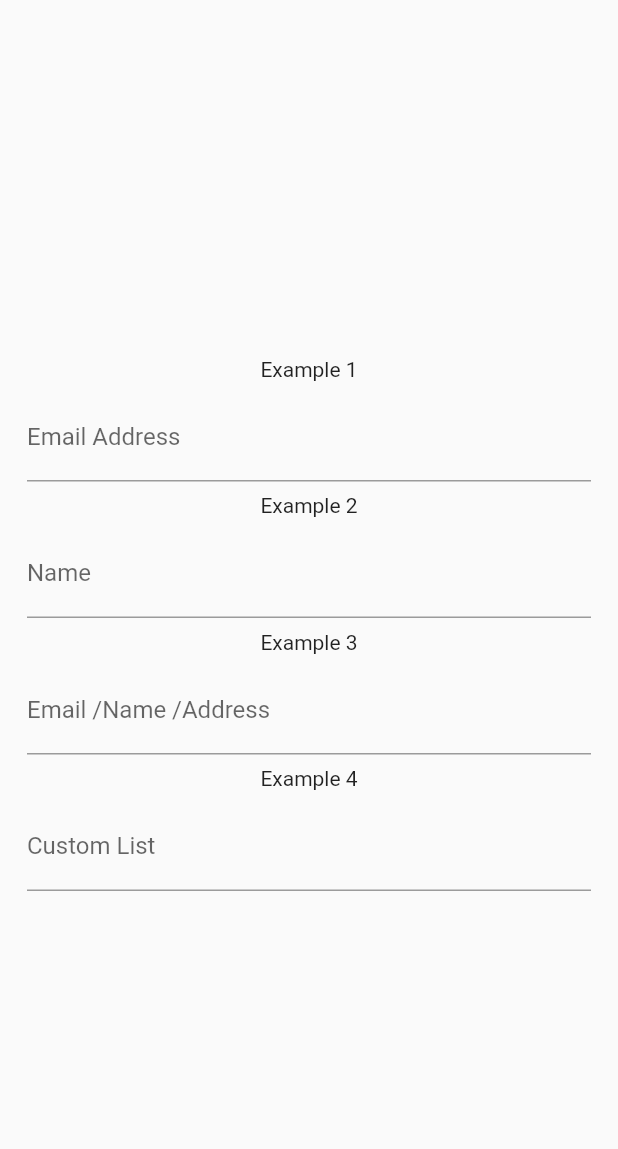
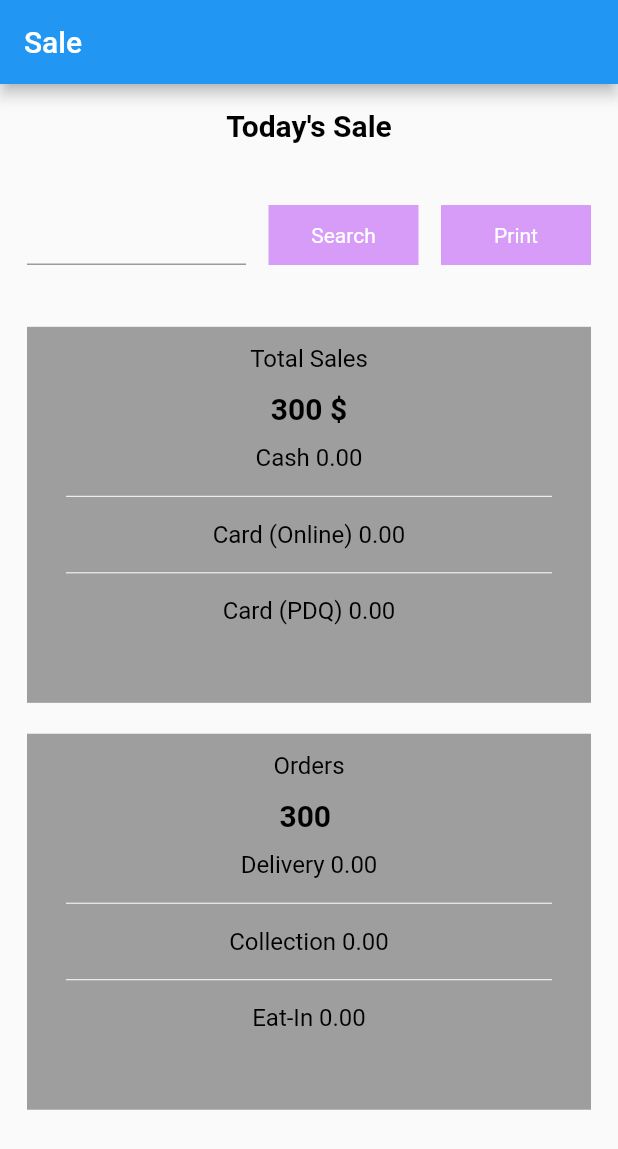
Before and after one commit to flutter-wings304/flutter_wings_Website, a Flutter app: the screen it shows after launch, on a phone screen of 412 x 824 dp. Shown: the top 1149 px of the screen. Run offline on Flutter 3.47's test engine with Material 2 defaults, Android fonts, the phone set to English and light mode, and no system bars; our stand-ins replace flutter_dotenv; missing offline and left inert: syncfusion_flutter_pdfviewer.

Commit message:
NEW SCREEN

```diff
--- a/lib/main.dart
+++ b/lib/main.dart
@@ -5,6 +5,7 @@ import 'package:flutter_wings_website/welcome.dart';
 
 import 'autufillhints.dart';
 import 'listequals.dart';
+import 'new_screen.dart';
 
 Future main() async {
    await dotenv.load(fileName: "lib/.env");
@@ -31,7 +32,7 @@ class MyApp extends StatelessWidget {
         // is not restarted.
         primarySwatch: Colors.blue,
       ),
-      home: const AutoFillHintsScreen(),
+      home: const ViewSaleScreen(),
     );
   }
 }
--- /dev/null
+++ b/lib/new_screen.dart
@@ -0,0 +1,153 @@
+import 'package:flutter/material.dart';
+import 'package:intl/intl.dart';
+
+class ViewSaleScreen extends StatefulWidget {
+  const ViewSaleScreen({Key? key}) : super(key: key);
+
+  @override
+  State<ViewSaleScreen> createState() => _ViewSaleScreenState();
+}
+
+class _ViewSaleScreenState extends State<ViewSaleScreen> {
+  TextEditingController dateController = TextEditingController();
+  @override
+  Widget build(BuildContext context) {
+    Size size = MediaQuery.of(context).size;
+    return Scaffold(
+      appBar: AppBar(title: const Text("Sale")),
+      body: Padding(
+        padding: const EdgeInsets.symmetric(horizontal: 18.0),
+        child: Column(children: [
+          SizedBox(
+            height: size.height * 0.02,
+          ),
+          Text("Today's Sale", style: textStyle2),
+          SizedBox(
+            height: size.height * 0.05,
+          ),
+          Row(
+            mainAxisAlignment: MainAxisAlignment.center,
+            mainAxisSize: MainAxisSize.min,
+            children: [
+              Expanded(
+                  child: SizedBox(
+                      height: 40,
+                      child: TextFormField(
+                        controller: dateController,
+                        readOnly: true,
+                        onTap: () {
+                          showDatePicker(
+                                  context: context,
+                                  initialDate: DateTime.now(),
+                                  firstDate: DateTime(2010),
+                                  lastDate: DateTime(2050))
+                              .then((value) {
+                            dateController.text = DateFormat("dd-mm-yyyy")
+                                .format(value ?? DateTime.now());
+                          });
+                        },
+                      ))),
+              const SizedBox(
+                width: 15,
+              ),
+              button("Search"),
+              const SizedBox(
+                width: 15,
+              ),
+              button("Print")
+            ],
+          ),
+          SizedBox(
+            height: size.height * 0.05,
+          ),
+          Expanded(
+            child: GridView(
+              gridDelegate: SliverGridDelegateWithMaxCrossAxisExtent(
+                  childAspectRatio: 3 / 2,
+                  crossAxisSpacing: size.width * 0.06,
+                  mainAxisSpacing: size.width * 0.05,
+                  maxCrossAxisExtent: size.width),
+              children: [
+                Container(
+                  color: Colors.grey,
+                  child: Padding(
+                    padding: const EdgeInsets.fromLTRB(18.0, 12, 18, 30),
+                    child: Column(
+                      children: [
+                        Text("Total Sales", style: textStyle),
+                        Padding(
+                          padding: const EdgeInsets.symmetric(vertical: 12.0),
+                          child: Text(
+                            "300 \$",
+                            style: textStyle2,
+                          ),
+                        ),
+                        Text("Cash 0.00", style: textStyle),
+                        divider(),
+                        Text("Card (Online) 0.00", style: textStyle),
+                        divider(),
+                        Text("Card (PDQ) 0.00", style: textStyle),
+                      ],
+                    ),
+                  ),
+                ),
+                Container(
+                  color: Colors.grey,
+                  child: Padding(
+                    padding: const EdgeInsets.fromLTRB(18.0, 12, 18, 30),
+                    child: Column(
+                      children: [
+                        Text("Orders", style: textStyle),
+                        Padding(
+                          padding: const EdgeInsets.symmetric(vertical: 12.0),
+                          child: Text(
+                            "300 ",
+                            style: textStyle2,
+                          ),
+                        ),
+                        Text("Delivery 0.00", style: textStyle),
+                        divider(),
+                        Text("Collection 0.00", style: textStyle),
+                        divider(),
+                        Text("Eat-In 0.00", style: textStyle),
+                      ],
+                    ),
+                  ),
+                )
+              ],
+            ),
+          ),
+        ]),
+      ),
+    );
+  }
+
+  Widget button(String title) {
+    return Container(
+      color: const Color.fromRGBO(214, 156, 248, 1),
+      alignment: Alignment.center,
+      height: 40,
+      width: 100,
+      child: Text(
+        title,
+        style: const TextStyle(color: Colors.white),
+      ),
+    );
+  }
+
+  Widget divider() {
+    return const Padding(
+      padding: EdgeInsets.all(8.0),
+      child: Divider(
+        color: Colors.white,
+      ),
+    );
+  }
+
+  TextStyle textStyle = const TextStyle(
+    fontSize: 16,
+    color: Colors.black,
+  );
+  TextStyle textStyle2 = const TextStyle(
+      fontSize: 20, color: Colors.black, fontWeight: FontWeight.bold);
+}
--- a/pubspec.yaml
+++ b/pubspec.yaml
@@ -35,6 +35,7 @@ dependencies:
   cupertino_icons: ^1.0.2
   flutter_dotenv: ^5.0.2
   syncfusion_flutter_pdfviewer: ^20.3.59
+  intl: ^0.17.0
 
 dev_dependencies:
   flutter_test:
```
Also changed, not shown: pubspec.lock.
